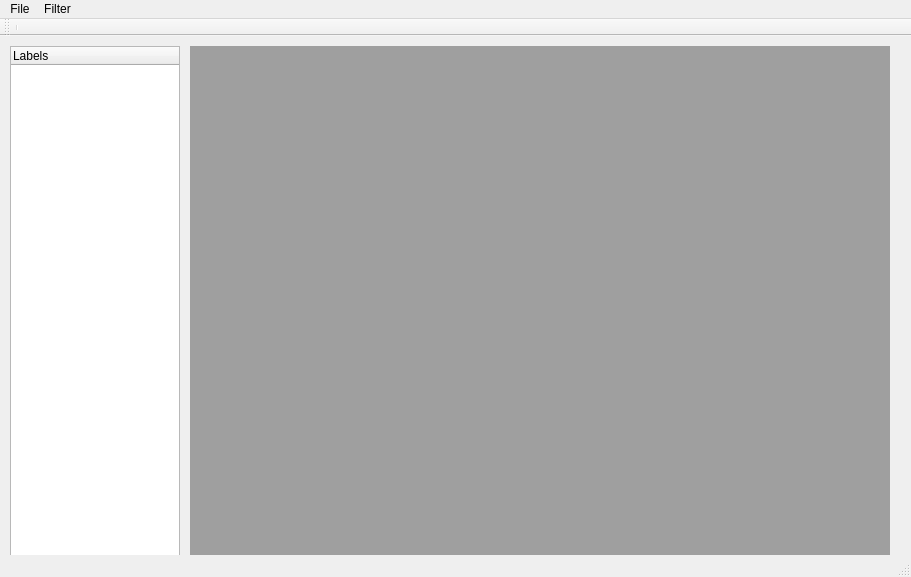
Qt form ITS_QT/ITS/its.ui (utkucan/imagetrackingsystem) before a commit.
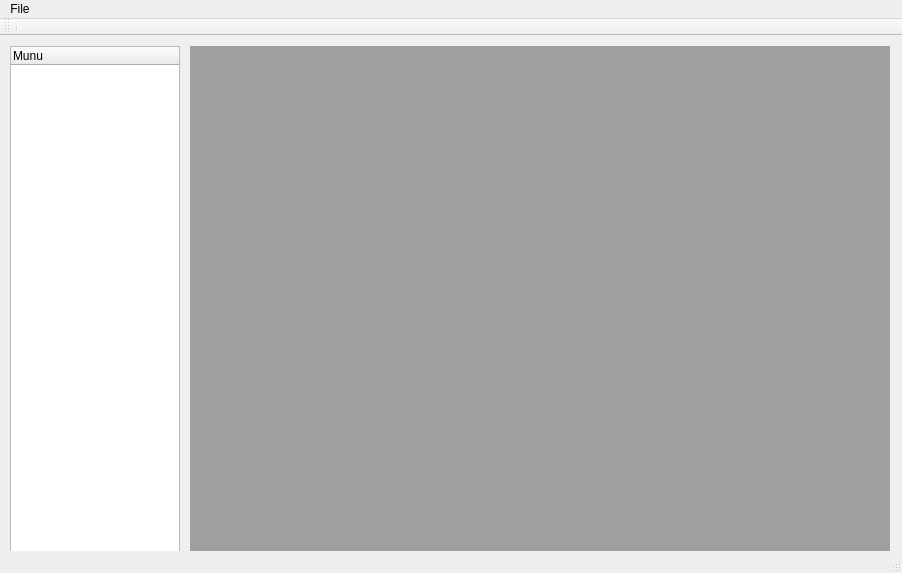
The same form after that commit.

What changed in the file:
```diff
--- a/ITS_QT/ITS/its.ui
+++ b/ITS_QT/ITS/its.ui
@@ -6,8 +6,8 @@
    <rect>
     <x>0</x>
     <y>0</y>
-    <width>911</width>
-    <height>577</height>
+    <width>902</width>
+    <height>573</height>
    </rect>
   </property>
   <property name="windowTitle">
@@ -41,7 +41,7 @@
     </property>
     <column>
      <property name="text">
-      <string notr="true">Labels</string>
+      <string>Munu</string>
      </property>
     </column>
    </widget>
@@ -64,7 +64,7 @@
     <rect>
      <x>0</x>
      <y>0</y>
-     <width>911</width>
+     <width>902</width>
      <height>21</height>
     </rect>
    </property>
@@ -81,15 +81,8 @@
      <addaction name="actionSearch_HardDisk"/>
     </widget>
     <addaction name="menuImport_Photos"/>
-    <addaction name="actionExport_Photos"/>
-   </widget>
-   <widget class="QMenu" name="menuFilter">
-    <property name="title">
-     <string>Filter</string>
-    </property>
    </widget>
    <addaction name="menuFile"/>
-   <addaction name="menuFilter"/>
   </widget>
   <widget class="QToolBar" name="mainToolBar">
    <attribute name="toolBarArea">
```
Left out of the diff: 3 changed lines with no effect on the pictures.
